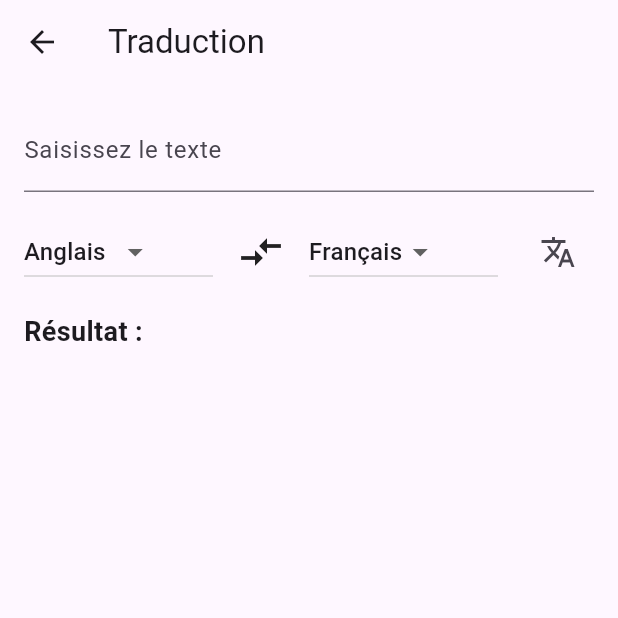
After one commit to Ouassen123/Traduction-et-d-Apprentissage-de-Langues, a Flutter app: the screen it shows after launch, after a tap on "Traduction", on a phone screen of 412 x 824 dp, the top half of it. The commit adds this screen. Run offline on Flutter 3.47's test engine with Material 3 defaults, Android fonts, the phone set to English and light mode, and no system bars.

Commit message:
first commit le 04/12/2023

```diff
--- a/lib/screens/home_screen.dart
+++ b/lib/screens/home_screen.dart
@@ -1,5 +1,6 @@
 import 'package:flutter/material.dart';
 import 'package:traduction_aprentissage_langues/screens/language_selection_screen.dart';
+import 'package:traduction_aprentissage_langues/screens/traduction_screen.dart';
 
 class HomeScreen extends StatelessWidget {
   @override
@@ -9,15 +10,33 @@ class HomeScreen extends StatelessWidget {
         title: Text('Language Learning App'),
       ),
       body: Center(
-        child: ElevatedButton(
+        child: Column(
+          mainAxisAlignment: MainAxisAlignment.center,
+          children: [
+            ElevatedButton(
               onPressed: () {
                 Navigator.push(
                   context,
                   MaterialPageRoute(
-                  builder: (context) => LanguageSelectionScreen()),
+                    builder: (context) => LanguageSelectionScreen(),
+                  ),
                 );
               },
               child: Text('Commencer'),
+            ),
+            SizedBox(height: 20), // Espacement entre les boutons
+            ElevatedButton(
+            onPressed: () {
+                Navigator.push(
+                  context,
+                  MaterialPageRoute(
+                    builder: (context) => TraductionScreen(),
+                  ),
+                );
+              },
+              child: Text('Traduction'),
+            ),
+          ],
         ),
       ),
     );
--- /dev/null
+++ b/lib/screens/traduction_screen.dart
@@ -0,0 +1,92 @@
+import 'package:flutter/material.dart';
+import 'package:traduction_aprentissage_langues/screens/courses_screen.dart';
+
+class TraductionScreen extends StatefulWidget {
+  @override
+  _TraductionScreenState createState() => _TraductionScreenState();
+}
+
+class _TraductionScreenState extends State<TraductionScreen> {
+  TextEditingController _textEditingController = TextEditingController();
+  String _selectedInputLanguage = 'Anglais';
+  String _selectedOutputLanguage = 'Français';
+  String _result = '';
+
+  @override
+  Widget build(BuildContext context) {
+    return Scaffold(
+      appBar: AppBar(
+        title: Text('Traduction'),
+      ),
+      body: Padding(
+        padding: const EdgeInsets.all(16.0),
+        child: Column(
+          crossAxisAlignment: CrossAxisAlignment.stretch,
+          children: [
+            TextField(
+              controller: _textEditingController,
+              decoration: InputDecoration(
+                labelText: 'Saisissez le texte',
+              ),
+            ),
+            SizedBox(height: 16.0),
+            Row(
+              mainAxisAlignment: MainAxisAlignment.spaceBetween,
+              children: [
+                Expanded(
+                  child: DropdownButton<String>(
+                    value: _selectedInputLanguage,
+                    onChanged: (String? newValue) {
+                      setState(() {
+                        _selectedInputLanguage = newValue!;
+                      });
+                    },
+                    items: ['Anglais', 'Français', 'Arabe']
+                        .map<DropdownMenuItem<String>>((String value) {
+                      return DropdownMenuItem<String>(
+                        value: value,
+                        child: Text(value),
+                      );
+                    }).toList(),
+                  ),
+                ),
+                SizedBox(width: 16.0),
+                Icon(Icons.compare_arrows, size: 32.0),
+                SizedBox(width: 16.0),
+                Expanded(
+                  child: DropdownButton<String>(
+                    value: _selectedOutputLanguage,
+                    onChanged: (String? newValue) {
+                      setState(() {
+                        _selectedOutputLanguage = newValue!;
+                      });
+                    },
+                    items: ['Anglais', 'Français', 'Arabe']
+                        .map<DropdownMenuItem<String>>((String value) {
+                      return DropdownMenuItem<String>(
+                        value: value,
+                        child: Text(value),
+                      );
+                    }).toList(),
+                  ),
+                ),
+                SizedBox(width: 16.0),
+                IconButton(
+                  icon: Icon(Icons.translate),
+                  onPressed: () {
+
+                  },
+                ),
+              ],
+            ),
+            SizedBox(height: 16.0),
+            Text(
+              'Résultat : $_result',
+              style: TextStyle(fontSize: 18.0, fontWeight: FontWeight.bold),
+            ),
+          ],
+        ),
+      ),
+    );
+  }
+}
```
Lines whose indentation alone changed are shown as unchanged.
